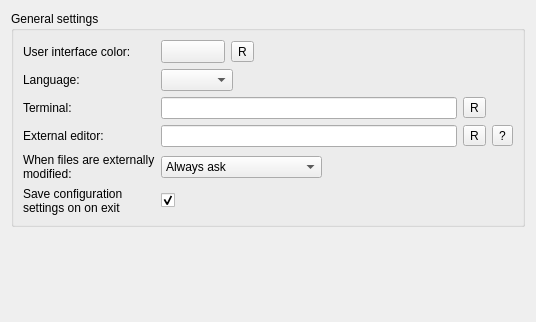
Before: the Qt Designer form ground/openpilotgcs/src/plugins/coreplugin/generalsettings.ui in openpilot/OpenPilot, drawn with Qt 5.
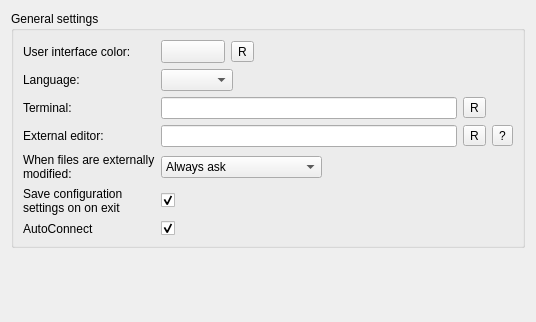
After: the same form once the commit is applied. Icons and pictures are not drawn. Custom widgets are drawn as their Qt base class.

```diff
--- a/ground/openpilotgcs/src/plugins/coreplugin/generalsettings.ui
+++ b/ground/openpilotgcs/src/plugins/coreplugin/generalsettings.ui
@@ -241,6 +241,23 @@
         </property>
        </widget>
       </item>
+      <item row="12" column="0">
+       <widget class="QLabel" name="label_5">
+        <property name="text">
+         <string>AutoConnect</string>
+        </property>
+       </widget>
+      </item>
+      <item row="12" column="1">
+       <widget class="QCheckBox" name="checkAutoConnect">
+        <property name="text">
+         <string/>
+        </property>
+        <property name="checked">
+         <bool>true</bool>
+        </property>
+       </widget>
+      </item>
      </layout>
     </widget>
    </item>
```
